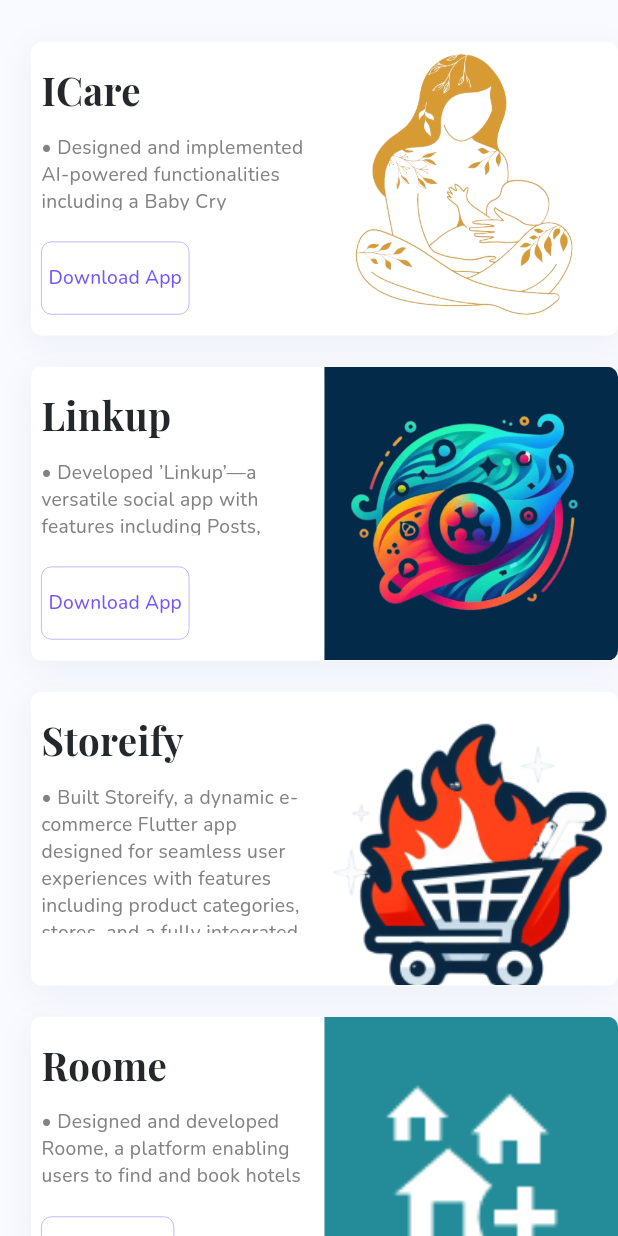
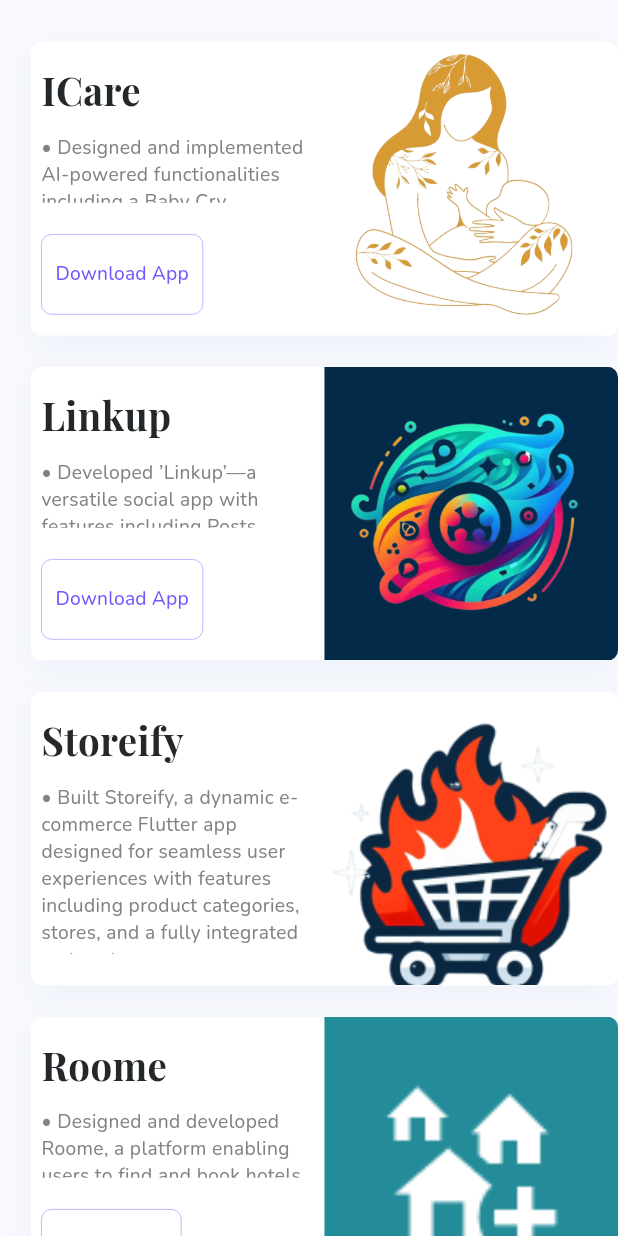
Before and after one commit to ahmedghaly15/Personal-Portfolio, a Flutter app: the PortfolioTabContent widget shown alone on an empty page, opened directly, on a phone screen of 412 x 824 dp. Run offline on Flutter 3.47's test engine with Material 3 defaults, Android fonts, the phone set to English and light mode, and no system bars; our stand-ins replace animate_do, flutter_bloc, flutter_screenutil, flutter_svg, get_it, percent_indicator and 1 more; missing offline and left inert: file_saver, speed_dial_fab; accounts and stored records are empty.

Commit message:
Updated PortfolioTabContent & HomeViewMobileLayout widgets

```diff
--- a/lib/src/widgets/portfolio_tab_content.dart
+++ b/lib/src/widgets/portfolio_tab_content.dart
@@ -8,18 +8,21 @@ import 'package:personal_portfolio/src/core/utils/app_utils.dart';
 import 'package:personal_portfolio/src/widgets/project_item.dart';
 
 class PortfolioTabContent extends StatelessWidget {
-  const PortfolioTabContent({super.key});
+  const PortfolioTabContent({super.key, this.gridPadding});
+
+  final EdgeInsetsGeometry? gridPadding;
 
   @override
   Widget build(BuildContext context) {
     final isArabic = context.watch<LocaleCubit>().isArabic;
     return SlideInLeft(
       child: GridView.builder(
-        padding: AppUtils.tabContentEdgeInsets(isArabic).add(
-          EdgeInsets.symmetric(
-            vertical: 32.h,
-          ),
-        ),
+        padding: gridPadding ??
+            AppUtils.tabContentEdgeInsets(isArabic).add(
+              EdgeInsets.symmetric(
+                vertical: 32.h,
+              ),
+            ),
         shrinkWrap: true,
         physics: const NeverScrollableScrollPhysics(),
         itemCount: AppConstants.portfolio.length,
--- a/lib/src/widgets/project_item.dart
+++ b/lib/src/widgets/project_item.dart
@@ -47,7 +47,6 @@ class ProjectItem extends StatelessWidget {
                 start: 24.w,
                 end: 32.w,
                 top: 16.h,
-                bottom: 16.h,
               ),
               child: Column(
                 mainAxisAlignment: MainAxisAlignment.center,
@@ -97,10 +96,7 @@ class ProjectItem extends StatelessWidget {
                               child: MainButton(
                                 onPressed: () async =>
                                     await openUrl(project.url!),
-                                padding: EdgeInsets.symmetric(
-                                  vertical: 8.h,
-                                  horizontal: 16.w,
-                                ),
+                                margin: EdgeInsets.only(bottom: 16.h),
                                 isOutlined: isButtonHovered ? false : true,
                                 backgroundColor: isButtonHovered
                                     ? null
```
Also changed, not shown: lib/src/widgets/home_view_mobile_layout.dart (+8 -0 lines), lib/src/widgets/selected_tab_content_bloc_builder.dart (+10 -3 lines), lib/src/widgets/skills_tab_content.dart (+6 -3 lines).
